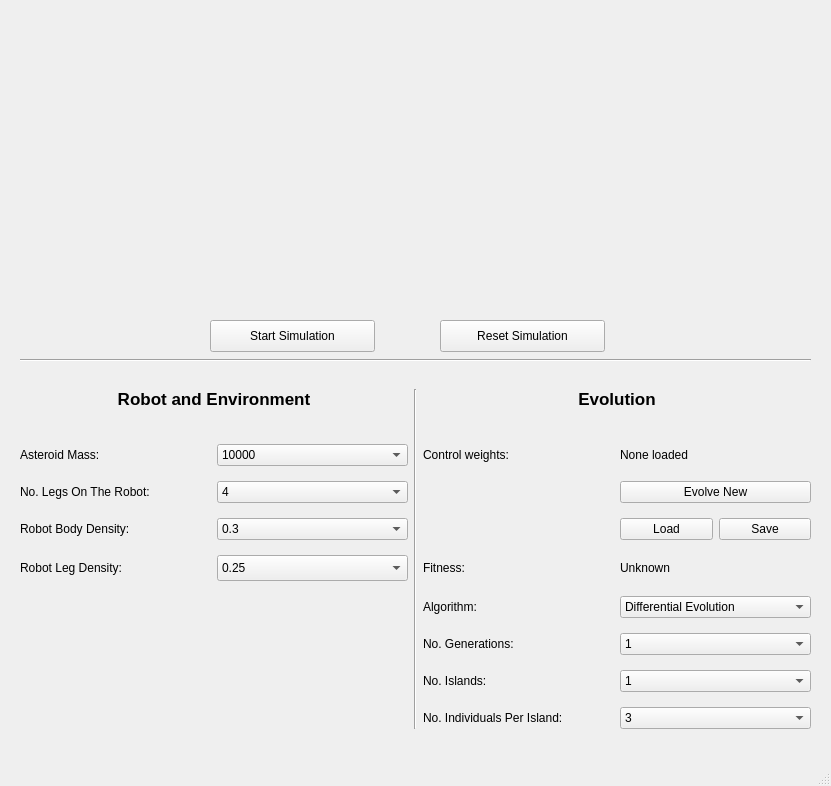
First picture: the form in PyGMO/alife/ui/alifeui.ui, repository ortegga/pagmo, before the edit.
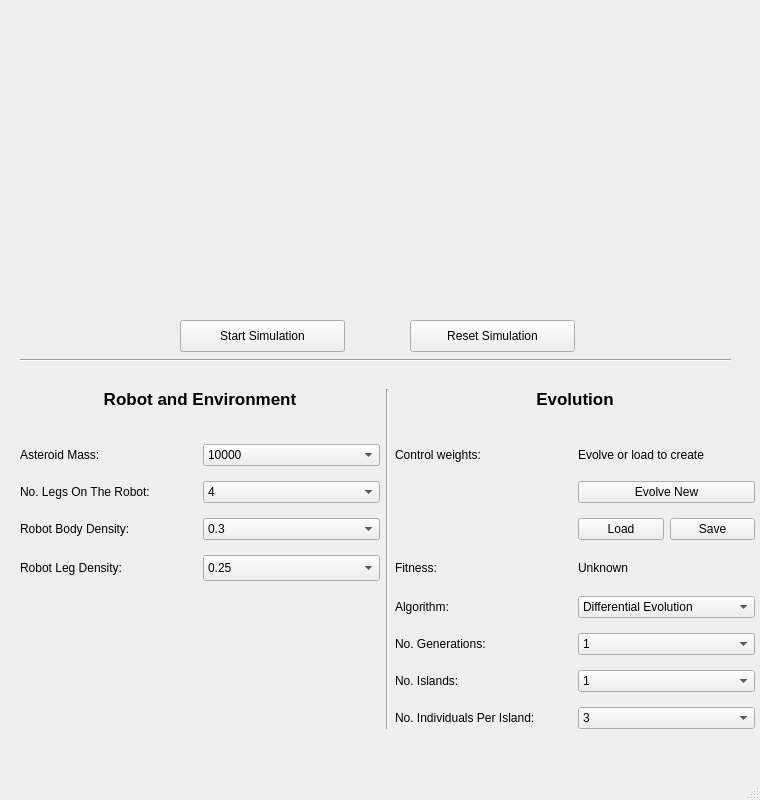
Second picture: the form after the edit.

Patch:
```diff
--- a/PyGMO/alife/ui/alifeui.ui
+++ b/PyGMO/alife/ui/alifeui.ui
@@ -6,8 +6,8 @@
    <rect>
     <x>0</x>
     <y>0</y>
-    <width>831</width>
-    <height>786</height>
+    <width>760</width>
+    <height>800</height>
    </rect>
   </property>
   <property name="sizePolicy">
@@ -25,7 +25,7 @@
      <rect>
       <x>20</x>
       <y>10</y>
-      <width>791</width>
+      <width>721</width>
       <height>311</height>
      </rect>
     </property>
@@ -33,7 +33,7 @@
    <widget class="QPushButton" name="start_pause">
     <property name="geometry">
      <rect>
-      <x>210</x>
+      <x>180</x>
       <y>320</y>
       <width>165</width>
       <height>32</height>
@@ -57,7 +57,7 @@
      <rect>
       <x>20</x>
       <y>350</y>
-      <width>791</width>
+      <width>711</width>
       <height>20</height>
      </rect>
     </property>
@@ -70,7 +70,7 @@
      <rect>
       <x>20</x>
       <y>380</y>
-      <width>791</width>
+      <width>735</width>
       <height>361</height>
      </rect>
     </property>
@@ -111,7 +111,7 @@
         </sizepolicy>
        </property>
        <property name="text">
-        <string>None loaded</string>
+        <string>Evolve or load to create</string>
        </property>
       </widget>
      </item>
@@ -206,7 +206,7 @@
         </sizepolicy>
        </property>
        <property name="text">
-        <string>Robot Leg Density:</string>
+        <string>Robot Leg Density:             </string>
        </property>
       </widget>
      </item>
@@ -506,7 +506,7 @@
    <widget class="QPushButton" name="reset">
     <property name="geometry">
      <rect>
-      <x>440</x>
+      <x>410</x>
       <y>320</y>
       <width>165</width>
       <height>32</height>
```
Left out of the diff: 2 changed lines with no effect on the pictures.
